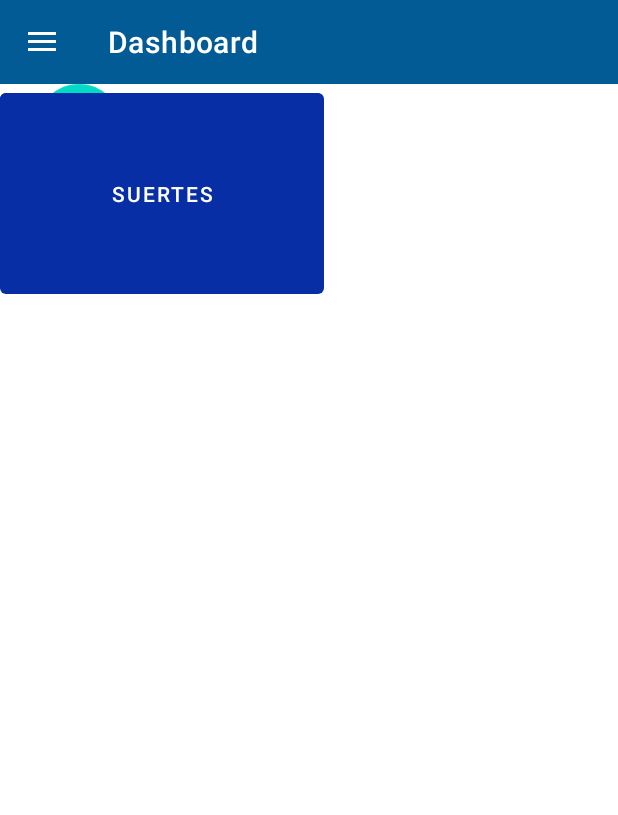
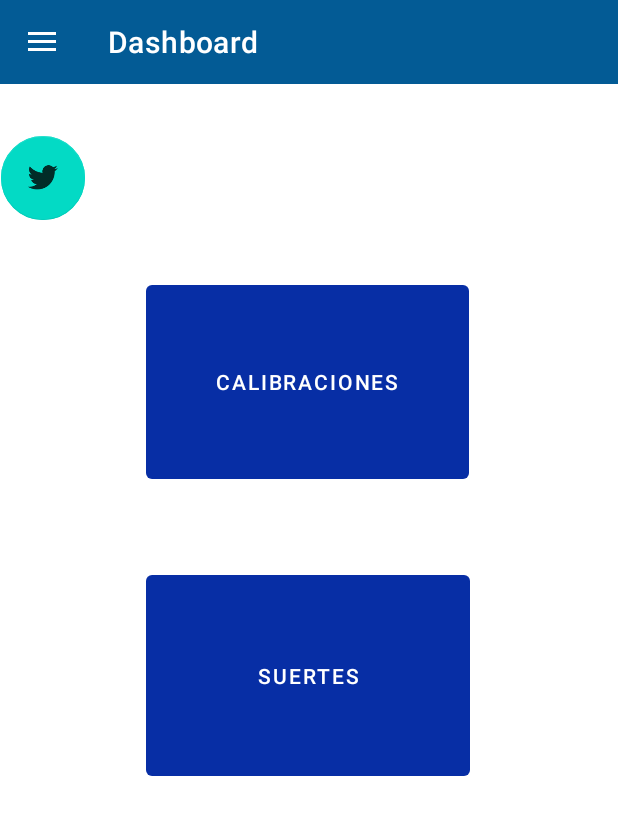
Before and after one commit to NandoCodeDS/Factor_Abono, an Android app: the DashboardActivity screen opened directly, with no data from a screen before it, on a phone screen of 412 x 824 dp. Shown: the top 815 px of the screen. Run offline under Robolectric (Android 15) with nearby library versions, the phone set to English and light mode, and no system bars; libraries missing offline, so code that uses them is left out: com.github.clans.fab; plain views replace FloatingActionButton, FloatingActionMenu; 2 statements that could not run were skipped.

Commit message:
Ajuste de posicion de botones Dashborad
Se acomodan los botones en layout relative

```diff
--- a/app/src/main/res/layout/activity_dashboard.xml
+++ b/app/src/main/res/layout/activity_dashboard.xml
@@ -7,19 +7,45 @@
     android:scrollbarSize="24sp"
     tools:context=".DashboardActivity">
 
+    <Button
+        android:id="@+id/button"
+        android:layout_width="215dp"
+        android:layout_height="141dp"
+        android:layout_marginTop="128dp"
+        android:text="Calibraciones"
+        app:layout_constraintEnd_toEndOf="parent"
+        app:layout_constraintHorizontal_bias="0.494"
+        app:layout_constraintStart_toStartOf="parent"
+        app:layout_constraintTop_toTopOf="parent"
+        tools:ignore="MissingConstraints" />
+
+    <Button
+        android:id="@+id/button2"
+        android:layout_width="216dp"
+        android:layout_height="146dp"
+        android:layout_marginTop="52dp"
+        android:text="Suertes"
+        app:layout_constraintEnd_toEndOf="parent"
+        app:layout_constraintHorizontal_bias="0.0"
+        app:layout_constraintStart_toStartOf="@+id/button"
+        app:layout_constraintTop_toBottomOf="@+id/button"
+        tools:ignore="MissingConstraints" />
+
     <RelativeLayout
         android:id="@+id/relativeLayout"
-        android:layout_width="363dp"
-        android:layout_height="216dp"
+        android:layout_width="411dp"
+        android:layout_height="733dp"
+        app:layout_constraintBottom_toBottomOf="parent"
         app:layout_constraintEnd_toEndOf="parent"
+
         app:layout_constraintStart_toStartOf="parent"
-        tools:ignore="MissingConstraints"
-        tools:layout_editor_absoluteY="520dp">
+        tools:ignore="MissingConstraints">
 
         <com.github.clans.fab.FloatingActionMenu
             android:id="@+id/menuflotante"
             android:layout_width="match_parent"
-            android:layout_height="267dp"
+
+            android:layout_height="match_parent"
             app:menu_backgroundColor="@color/backgroungMenu"
             app:menu_fab_label="Redes Sociales">
 
@@ -46,23 +72,5 @@
         </com.github.clans.fab.FloatingActionMenu>
     </RelativeLayout>
 
-    <Button
-        android:id="@+id/button"
-        android:layout_width="215dp"
-        android:layout_height="141dp"
-        android:text="Calibraciones"
-        tools:ignore="MissingConstraints"
-        tools:layout_editor_absoluteX="97dp"
-        tools:layout_editor_absoluteY="153dp" />
-
-    <Button
-        android:id="@+id/button2"
-        android:layout_width="216dp"
-        android:layout_height="146dp"
-        android:text="Suertes"
-        tools:ignore="MissingConstraints"
-        tools:layout_editor_absoluteX="97dp"
-        tools:layout_editor_absoluteY="331dp" />
-
 
 </androidx.constraintlayout.widget.ConstraintLayout>
```
